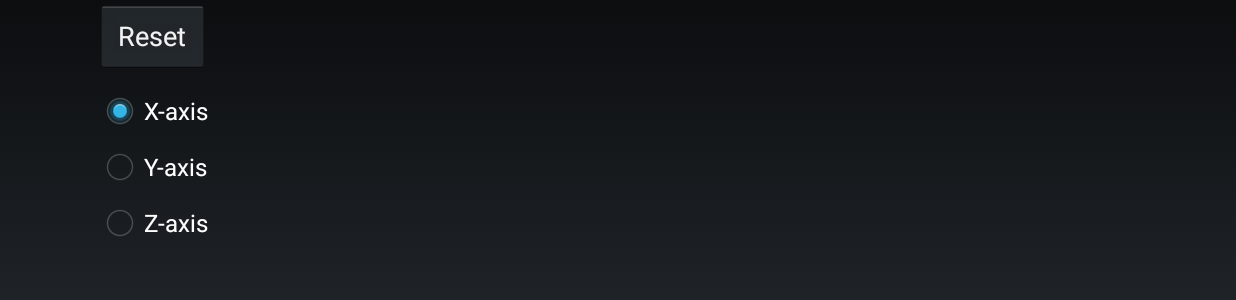
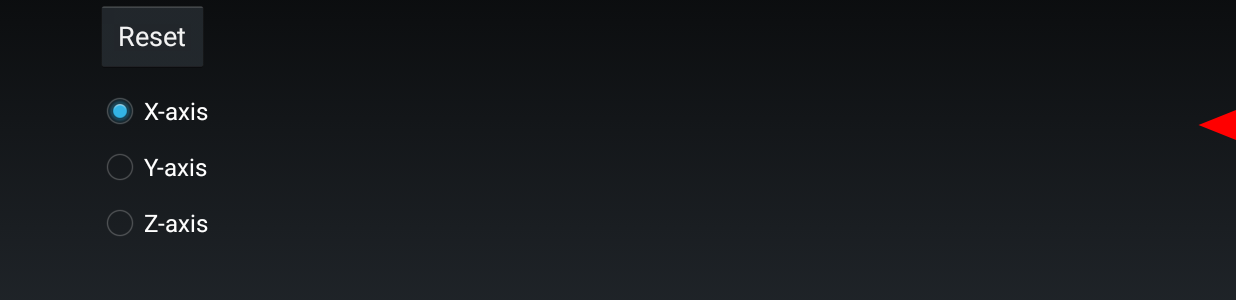
Before and after one commit to telerik/Android-samples, an Android app: the screen it shows after launch (MainActivity), on a phone screen of 824 x 412 dp (held sideways). Shown: the part 184-484 px from the top of the screen. Run offline under Robolectric (Android 15) with nearby library versions, the phone set to English and light mode, and no system bars; libraries missing offline, so code that uses them is left out: com.telerik.widget; 2 statements that could not run were skipped.

Commit message:
Added Needle functionality

```diff
--- a/Blogs/Seismograph/V2/seismograph/src/main/java/com/telerik/demo/seismograph/MainActivity.java
+++ b/Blogs/Seismograph/V2/seismograph/src/main/java/com/telerik/demo/seismograph/MainActivity.java
@@ -10,6 +10,7 @@ import android.hardware.SensorEvent;
 import android.hardware.SensorEventListener;
 import android.hardware.SensorManager;
 import android.os.Bundle;
+import android.util.TypedValue;
 import android.view.View;
 import android.view.ViewGroup;
 import android.view.Window;
@@ -52,6 +53,7 @@ public class MainActivity extends Activity implements SensorEventListener {
     private ViewGroup chartContainer;
 
     private RadCartesianChartView chart;
+    private Needle needle;
 
     private Queue<SeismicDataPoint> seismicActivityBuffer;
     private List<SeismicDataPoint> allSeismicActivity;
@@ -75,6 +77,8 @@ public class MainActivity extends Activity implements SensorEventListener {
         this.chartContainer.removeAllViews();
         this.chart = createChart(seismicActivityBuffer);
         this.chartContainer.addView(chart);
+
+        this.needle.updateNeedle(point.y);
     }
 
     @Override
@@ -110,6 +114,8 @@ public class MainActivity extends Activity implements SensorEventListener {
         }
 
         this.chartContainer = (ViewGroup) findViewById(R.id.chart_container);
+        this.needle = new Needle(this, chartContainer.getPaddingRight());
+        ((ViewGroup) findViewById(R.id.main_container)).addView(this.needle);
 
         this.chart = createChart(this.seismicActivityBuffer);
         this.chartContainer.addView(this.chart);
@@ -218,6 +224,12 @@ public class MainActivity extends Activity implements SensorEventListener {
         // Customize chart elements after adding them to the chart to override the application of the palette.
         hAxis.setTickColor(Color.TRANSPARENT);
         grid.setMajorYLinesRenderMode(GridLineRenderMode.INNER_AND_LAST);
+        grid.setMajorYLineDashArray(
+                new float[]{
+                        this.needle.typedValueToPixels(TypedValue.COMPLEX_UNIT_DIP, 10),
+                        this.needle.typedValueToPixels(TypedValue.COMPLEX_UNIT_DIP, 4)
+                }
+        );
         vAxis.setLineColor(Color.TRANSPARENT);
         return chart;
     }
--- /dev/null
+++ b/Blogs/Seismograph/V2/seismograph/src/main/java/com/telerik/demo/seismograph/Needle.java
@@ -0,0 +1,77 @@
+package com.telerik.demo.seismograph;
+
+import android.content.Context;
+import android.graphics.Canvas;
+import android.graphics.Color;
+import android.graphics.Paint;
+import android.graphics.Path;
+import android.util.TypedValue;
+import android.view.View;
+
+public class Needle extends View {
+
+    private static final int NEEDLE_HEIGHT = 20;
+    private static final int MAX_ACCELERATION = 20;
+
+    private Paint needlePaint;
+    private Path needleShape;
+
+    private int halfNeedleHeight;
+
+    private float offsetRight;
+    private int width;
+    private int halfHeight;
+    private int pointerLeft;
+
+    private float currentY = 0;
+
+    public Needle(Context context, float offsetRight) {
+        super(context);
+        this.offsetRight = offsetRight;
+
+        this.needlePaint = new Paint();
+        this.needlePaint.setColor(Color.RED);
+        this.needlePaint.setStyle(Paint.Style.FILL);
+
+        this.needleShape = new Path();
+
+        this.halfNeedleHeight = ((int) dpToPx(NEEDLE_HEIGHT)) >> 1;
+    }
+
+    public void updateNeedle(float y) {
+        invalidate();
+        this.currentY = y;
+    }
+
+    public float typedValueToPixels(int valueType, float value) {
+        return TypedValue.applyDimension(valueType, value, getContext().getResources().getDisplayMetrics());
+    }
+
+    @Override
+    protected void onSizeChanged(int w, int h, int oldw, int oldh) {
+        super.onSizeChanged(w, h, oldw, oldh);
+        this.width = w;
+        this.halfHeight = h >> 1;
+        this.pointerLeft = (int) (this.width - this.offsetRight);
+    }
+
+    @Override
+    protected void onDraw(Canvas canvas) {
+        super.onDraw(canvas);
+
+        // 20 is the max acceleration, 30 is the max value for the vertical axis, so 2/3 of 30 is 66.6%
+        float y = (float) (this.halfHeight + (((this.halfHeight * (this.currentY / MAX_ACCELERATION)) * .666) * -1));
+
+        this.needleShape.reset();
+        this.needleShape.moveTo(this.width, y - this.halfNeedleHeight);
+        this.needleShape.lineTo(this.pointerLeft - dpToPx(5), y);
+        this.needleShape.lineTo(this.width, y + this.halfNeedleHeight);
+        this.needleShape.close();
+
+        canvas.drawPath(this.needleShape, this.needlePaint);
+    }
+
+    private float dpToPx(float value) {
+        return typedValueToPixels(TypedValue.COMPLEX_UNIT_DIP, value);
+    }
+}
--- a/Blogs/Seismograph/V2/seismograph/src/main/res/layout/activity_main.xml
+++ b/Blogs/Seismograph/V2/seismograph/src/main/res/layout/activity_main.xml
@@ -18,13 +18,13 @@
         <Button
             android:layout_width="75dp"
             android:layout_height="wrap_content"
-            android:text="Start"
+            android:text="@string/action_start"
             android:id="@+id/start_btn" />
 
         <Button
             android:layout_width="75dp"
             android:layout_height="wrap_content"
-            android:text="Stop"
+            android:text="@string/action_stop"
             android:id="@+id/stop_btn"
             android:layout_marginTop="5dp"
             android:layout_marginBottom="5dp" />
@@ -45,14 +45,14 @@
                 android:id="@+id/axis_x"
                 android:layout_width="wrap_content"
                 android:layout_height="wrap_content"
-                android:text="X-axis"
+                android:text="@string/action_xaxis"
                 android:checked="true" />
 
             <RadioButton
                 android:id="@+id/axis_y"
                 android:layout_width="wrap_content"
                 android:layout_height="wrap_content"
-                android:text="Y-axis"
+                android:text="@string/action_yaxis"
                 android:layout_marginTop="5dp"
                 android:layout_marginBottom="5dp" />
 
@@ -60,7 +60,7 @@
                 android:id="@+id/axis_z"
                 android:layout_width="wrap_content"
                 android:layout_height="wrap_content"
-                android:text="Z-axis" />
+                android:text="@string/action_zaxis" />
         </RadioGroup>
 
     </LinearLayout>
@@ -71,7 +71,6 @@
         android:layout_height="match_parent"
         android:id="@+id/chart_container"
         android:layout_toRightOf="@id/side_menu"
-        android:layout_marginBottom="10dp"
-        android:layout_marginTop="5dp" />
+         />
 
 </RelativeLayout>
--- a/Blogs/Seismograph/V2/seismograph/src/main/res/values/strings.xml
+++ b/Blogs/Seismograph/V2/seismograph/src/main/res/values/strings.xml
@@ -6,5 +6,10 @@
     <string name="action_settings">Settings</string>
     <string name="default_cool_down">5</string>
     <string name="buffer_size">100</string>
+    <string name="action_start">Start</string>
+    <string name="action_stop">Stop</string>
+    <string name="action_xaxis">X-axis</string>
+    <string name="action_yaxis">Y-axis</string>
+    <string name="action_zaxis">Z-axis</string>
 
 </resources>
```
